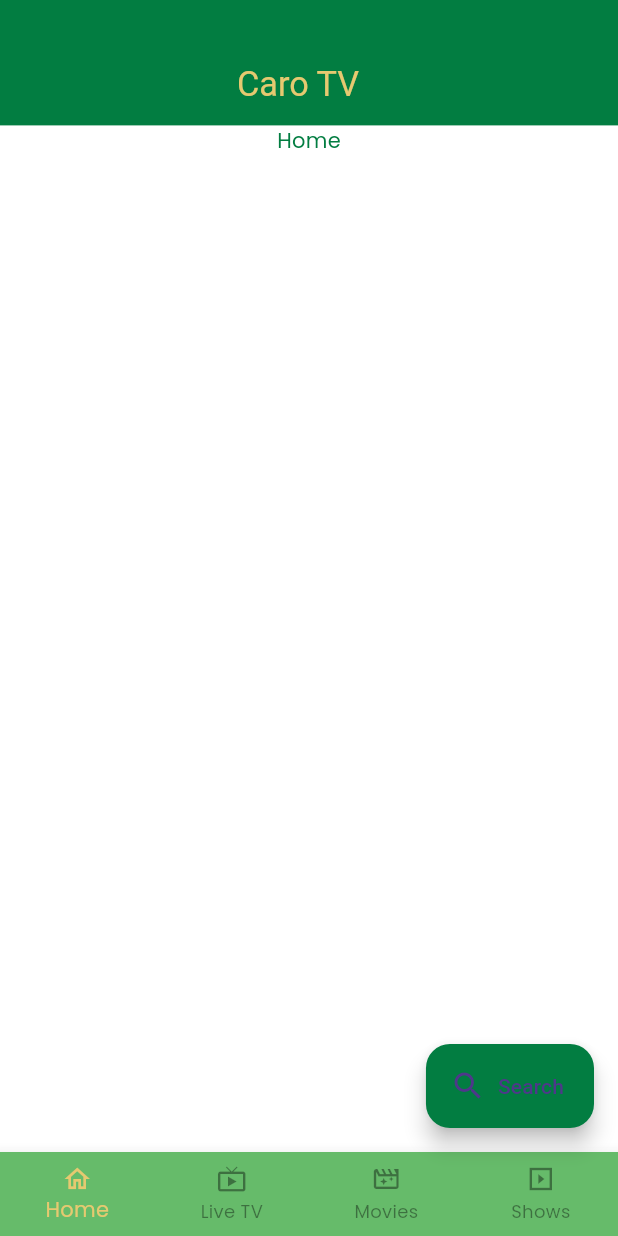
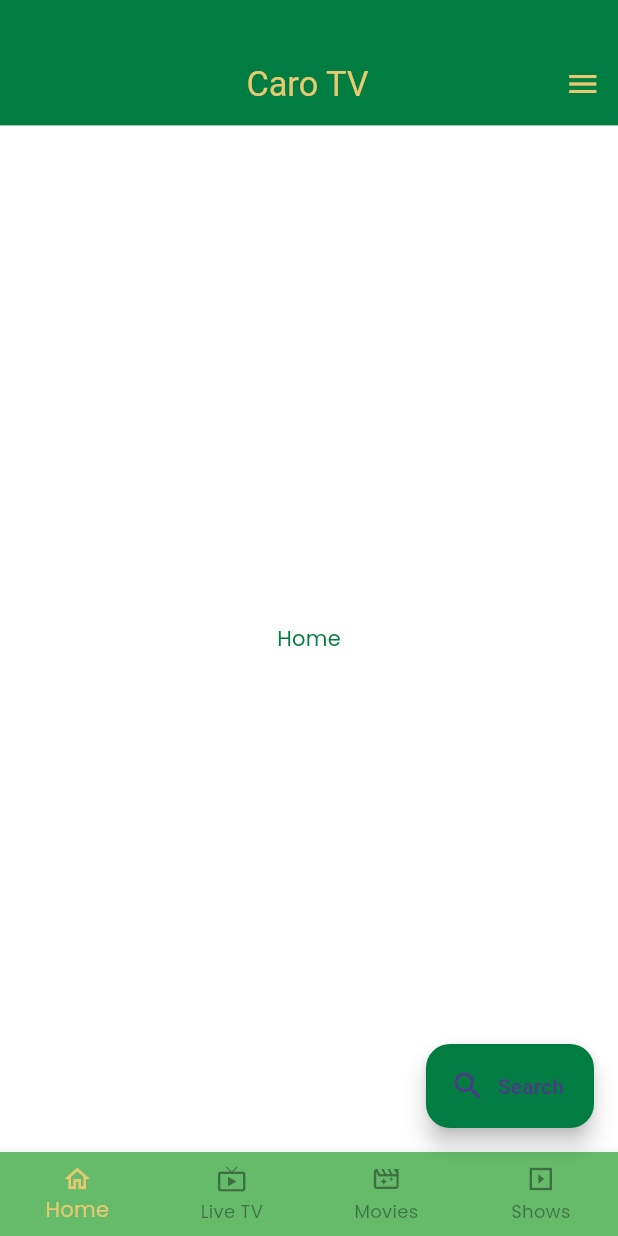
Before and after one commit to Minal1411/carotv, a Flutter app: the screen it shows after launch, on a phone screen of 412 x 824 dp. Run offline on Flutter 3.47's test engine with Material 3 defaults, Android fonts, the phone set to English and light mode, and no system bars; our stand-ins replace dartz, equatable, flutter_hooks, flutter_screenutil, get_it, go_router and 1 more.

Commit message:
added core features like baseapi, error_model, base_use_Cases

```diff
--- /dev/null
+++ b/lib/core/data/network/api_constants.dart
@@ -0,0 +1,4 @@
+class ApiConstants {
+  // static const String apiKey = '0207745fd2318f274bfa839057b0c05e';
+  static const String baseUrl = 'https://iptvapi.carotv.com.np/';
+}
--- a/lib/core/presentation/components/base_screen.dart
+++ b/lib/core/presentation/components/base_screen.dart
@@ -5,12 +5,13 @@ import 'package:flutter_screenutil/flutter_screenutil.dart';
 class BaseScreen extends StatelessWidget {
   const BaseScreen({
     Key? key,
+    required this.pageTitle,
     required this.child,
-    required this.pageTitle,
     this.actions,
     this.bottomSheet,
     this.bottomNavigationBar,
     this.floatingActionButton,
+    this.endDrawer,
     this.noBackButton = false,
   }) : super(key: key);
 
@@ -20,6 +21,7 @@ class BaseScreen extends StatelessWidget {
   final bool noBackButton;
   final Widget? bottomSheet;
   final Widget? bottomNavigationBar;
+  final Widget? endDrawer;
   final Widget? floatingActionButton;
 
   @override
@@ -30,6 +32,7 @@ class BaseScreen extends StatelessWidget {
         resizeToAvoidBottomInset: false,
         backgroundColor: Colors.white,
         bottomSheet: bottomSheet,
+        endDrawer: endDrawer,
         bottomNavigationBar: bottomNavigationBar,
         floatingActionButton: floatingActionButton,
         body: SizedBox(
@@ -44,7 +47,7 @@ class BaseScreen extends StatelessWidget {
                 actions: actions,
                 actionPadding: actions != null ? 10.w : null,
               ),
-              child
+              Expanded(child: child)
             ],
           ),
         ),
--- a/lib/feature/dashboard/presentation/views/dashboard_screen.dart
+++ b/lib/feature/dashboard/presentation/views/dashboard_screen.dart
@@ -41,6 +41,12 @@ class _DashBoardScreenState extends State<DashBoardScreen> {
     return BaseScreen(
       pageTitle: 'Caro TV',
       noBackButton: true,
+      actions: [
+        Icon(
+          Icons.menu,
+          color: AppColors.classicYellow,
+        )
+      ],
       bottomNavigationBar: BottomNavBar(_selectedIndex, _onItemTapped),
       floatingActionButton: const SearchButton(),
       child: Center(
```
Also changed, not shown: lib/core/data/error/exceptions.dart (added, +9 -0 lines), lib/core/data/error/failure.dart (added, +17 -0 lines), lib/core/data/network/error_message_model.dart (added, +47 -0 lines), lib/core/domain/usecase/base_use_case.dart (added, +13 -0 lines).
